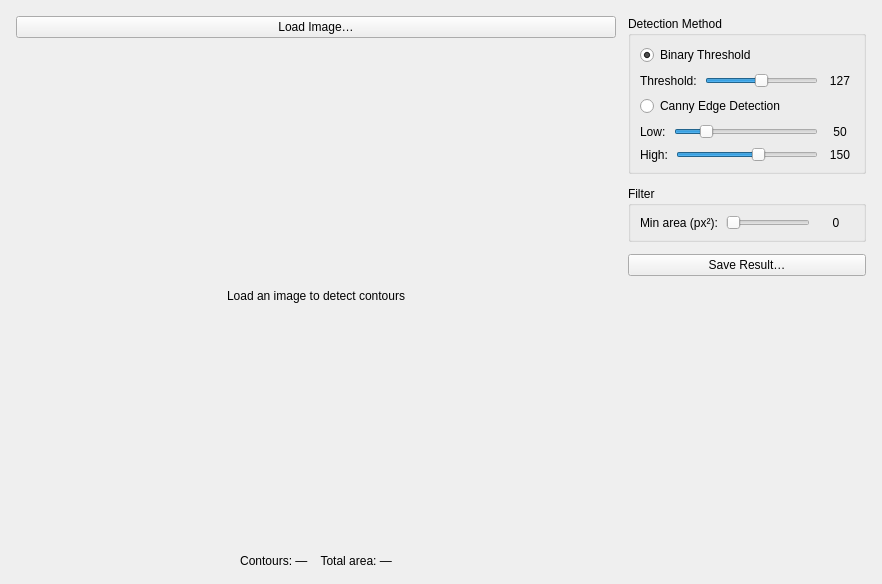
joeescarcega8879/Light-Microscope, file src/views/ui/contour_detection_widget.ui: the form before one commit.
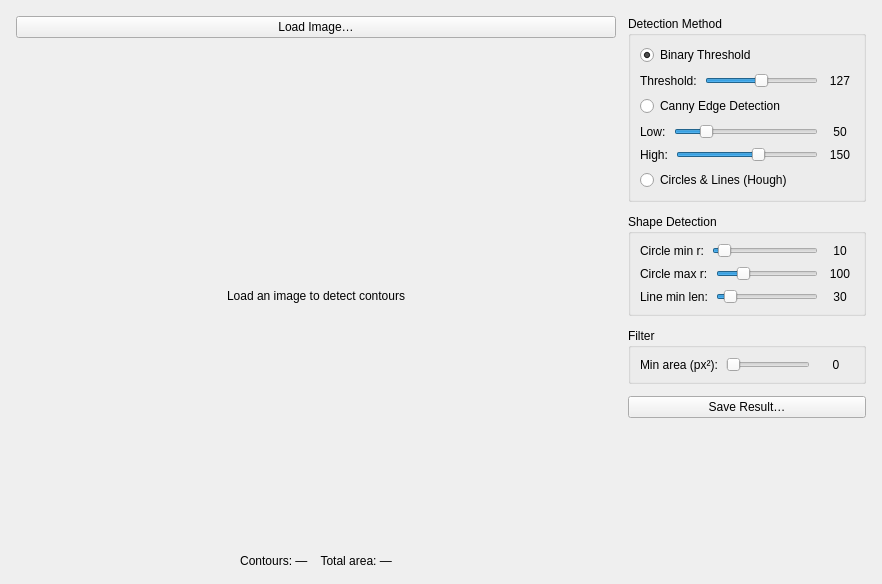
The form after the commit.

Commit message:
feat: Enhance contour detection functionality in YOLO Studio
- Added new UI elements for contour detection parameters including Canny edge detection and shape detection options.
- Implemented logic to handle contour detection parameters in the LabelingCanvas class.
- Updated the YoloStudioView to connect UI controls for contour detection to the canvas.
- Improved annotation handling by allowing users to confirm or discard selected contours.
- Refactored existing code for better clarity and maintainability.

What changed in the file:
```diff
--- a/src/views/ui/contour_detection_widget.ui
+++ b/src/views/ui/contour_detection_widget.ui
@@ -135,6 +135,96 @@
          </layout>
         </item>
 
+        <item>
+         <widget class="QRadioButton" name="rdoShapes">
+          <property name="text"><string>Circles &amp;&amp; Lines (Hough)</string></property>
+         </widget>
+        </item>
+
+       </layout>
+      </widget>
+     </item>
+
+     <item>
+      <widget class="QGroupBox" name="groupShapes">
+       <property name="title"><string>Shape Detection</string></property>
+       <property name="maximumWidth"><number>300</number></property>
+       <layout class="QVBoxLayout" name="layoutShapes">
+        <property name="spacing"><number>8</number></property>
+
+        <item>
+         <layout class="QHBoxLayout" name="minRadiusLayout">
+          <item>
+           <widget class="QLabel" name="lblMinRadius">
+            <property name="text"><string>Circle min r:</string></property>
+           </widget>
+          </item>
+          <item>
+           <widget class="QSlider" name="sliderMinRadius">
+            <property name="minimum"><number>1</number></property>
+            <property name="maximum"><number>150</number></property>
+            <property name="value"><number>10</number></property>
+            <property name="orientation"><enum>Qt::Orientation::Horizontal</enum></property>
+           </widget>
+          </item>
+          <item>
+           <widget class="QLabel" name="lblMinRadiusValue">
+            <property name="minimumSize"><size><width>28</width><height>0</height></size></property>
+            <property name="text"><string>10</string></property>
+            <property name="alignment"><set>Qt::AlignmentFlag::AlignCenter</set></property>
+           </widget>
+          </item>
+         </layout>
+        </item>
+        <item>
+         <layout class="QHBoxLayout" name="maxRadiusLayout">
+          <item>
+           <widget class="QLabel" name="lblMaxRadius">
+            <property name="text"><string>Circle max r:</string></property>
+           </widget>
+          </item>
+          <item>
+           <widget class="QSlider" name="sliderMaxRadius">
+            <property name="minimum"><number>10</number></property>
+            <property name="maximum"><number>400</number></property>
+            <property name="value"><number>100</number></property>
+            <property name="orientation"><enum>Qt::Orientation::Horizontal</enum></property>
+           </widget>
+          </item>
+          <item>
+           <widget class="QLabel" name="lblMaxRadiusValue">
+            <property name="minimumSize"><size><width>28</width><height>0</height></size></property>
+            <property name="text"><string>100</string></property>
+            <property name="alignment"><set>Qt::AlignmentFlag::AlignCenter</set></property>
+           </widget>
+          </item>
+         </layout>
+        </item>
+        <item>
+         <layout class="QHBoxLayout" name="minLineLengthLayout">
+          <item>
+           <widget class="QLabel" name="lblMinLineLength">
+            <property name="text"><string>Line min len:</string></property>
+           </widget>
+          </item>
+          <item>
+           <widget class="QSlider" name="sliderMinLineLength">
+            <property name="minimum"><number>5</number></property>
+            <property name="maximum"><number>300</number></property>
+            <property name="value"><number>30</number></property>
+            <property name="orientation"><enum>Qt::Orientation::Horizontal</enum></property>
+           </widget>
+          </item>
+          <item>
+           <widget class="QLabel" name="lblMinLineLengthValue">
+            <property name="minimumSize"><size><width>28</width><height>0</height></size></property>
+            <property name="text"><string>30</string></property>
+            <property name="alignment"><set>Qt::AlignmentFlag::AlignCenter</set></property>
+           </widget>
+          </item>
+         </layout>
+        </item>
+
        </layout>
       </widget>
      </item>
```
Left out of the diff: 8 changed lines with no effect on the pictures. The commit also changes 13 other files.
